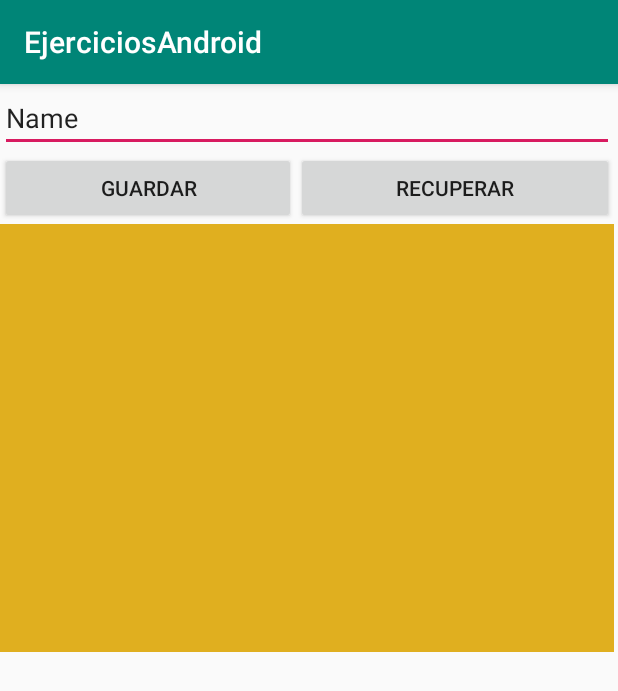
After one commit to daliss228/EjerciciosAndroid, an Android app: the Ejercicio15 screen opened directly, with no data from a screen before it, on a phone screen of 412 x 824 dp. The commit adds this screen. Shown: the top 691 px of the screen. Run offline under Robolectric (Android 15) with nearby library versions, the phone set to English and light mode, and no system bars.

Commit message:
Prueba de commit Ejercicio15

```diff
--- a/app/src/main/AndroidManifest.xml
+++ b/app/src/main/AndroidManifest.xml
@@ -9,7 +9,8 @@
         android:roundIcon="@mipmap/ic_launcher_round"
         android:supportsRtl="true"
         android:theme="@style/AppTheme">
-        <activity android:name=".Ejercicio25"></activity>
+        <activity android:name=".Ejercicio15"></activity>
+        <activity android:name=".Ejercicio25" />
         <activity android:name=".Ejercicio13" />
         <activity android:name=".MainActivity">
             <intent-filter>
--- /dev/null
+++ b/app/src/main/java/com/example/ejerciciosandroid/Ejercicio15.java
@@ -0,0 +1,17 @@
+package com.example.ejerciciosandroid;
+
+import androidx.appcompat.app.AppCompatActivity;
+
+import android.os.Bundle;
+
+public class Ejercicio15 extends AppCompatActivity {
+
+    @Override
+    protected void onCreate(Bundle savedInstanceState) {
+        super.onCreate(savedInstanceState);
+        setContentView(R.layout.activity_ejercicio15);
+    }
+
+
+
+}
--- a/app/src/main/java/com/example/ejerciciosandroid/MainActivity.java
+++ b/app/src/main/java/com/example/ejerciciosandroid/MainActivity.java
@@ -20,6 +20,12 @@ public class MainActivity extends AppCompatActivity {
         finish();
     }
 
+    public void ejercicio15(View view){
+        Intent intent = new Intent(getApplicationContext(), Ejercicio15.class);
+        startActivity(intent);
+        finish();
+    }
+
     public void ejercicio25(View view){
         Intent intent = new Intent(getApplicationContext(), Ejercicio25.class);
         startActivity(intent);
--- /dev/null
+++ b/app/src/main/res/layout/activity_ejercicio15.xml
@@ -0,0 +1,57 @@
+<?xml version="1.0" encoding="utf-8"?>
+<androidx.constraintlayout.widget.ConstraintLayout xmlns:android="http://schemas.android.com/apk/res/android"
+    xmlns:app="http://schemas.android.com/apk/res-auto"
+    xmlns:tools="http://schemas.android.com/tools"
+    android:layout_width="match_parent"
+    android:layout_height="match_parent"
+    tools:context=".Ejercicio15">
+
+    <LinearLayout
+        android:layout_width="409dp"
+        android:layout_height="729dp"
+        android:orientation="vertical"
+
+        tools:layout_editor_absoluteX="1dp"
+        tools:layout_editor_absoluteY="1dp">
+
+
+        <EditText
+            android:id="@+id/editText2"
+            android:layout_width="match_parent"
+            android:layout_height="wrap_content"
+            android:ems="10"
+            android:inputType="textPersonName"
+            android:text="Name" />
+
+        <LinearLayout
+            android:layout_width="match_parent"
+            android:layout_height="wrap_content"
+            android:orientation="horizontal">
+
+            <Button
+                android:id="@+id/button12"
+                android:layout_width="wrap_content"
+                android:layout_height="wrap_content"
+                android:layout_weight="1"
+                android:text="Guardar" />
+
+            <Button
+                android:id="@+id/button13"
+                android:layout_width="wrap_content"
+                android:layout_height="wrap_content"
+                android:layout_weight="1"
+                android:text="Recuperar" />
+        </LinearLayout>
+
+        <EditText
+            android:id="@+id/editText3"
+            android:layout_width="match_parent"
+            android:layout_height="285dp"
+            android:ems="10"
+            android:gravity="start|top"
+            android:inputType="textMultiLine"
+            android:background="#e0af1f"/>
+
+
+    </LinearLayout>
+</androidx.constraintlayout.widget.ConstraintLayout>
--- a/app/src/main/res/layout/activity_main.xml
+++ b/app/src/main/res/layout/activity_main.xml
@@ -28,7 +28,8 @@
             android:id="@+id/button2"
             android:layout_width="match_parent"
             android:layout_height="wrap_content"
-            android:text="Button" />
+            android:onClick="ejercicio15"
+            android:text="Guardar en SD" />
 
         <Button
             android:id="@+id/button3"
```
